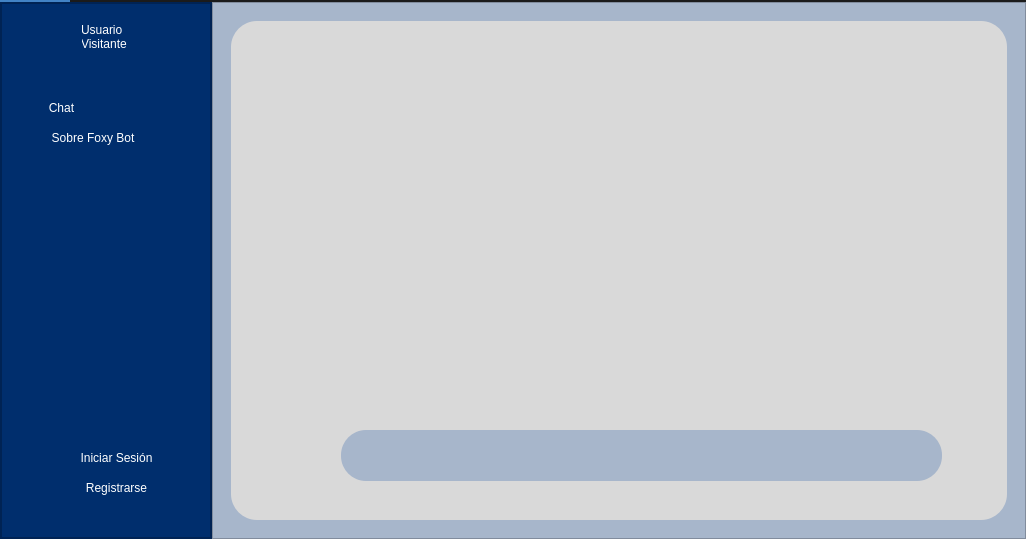
First picture: the form in ventanas/VentanaVisitante.ui, repository Lomeli89/FoxyBotApp1.0, before the edit.
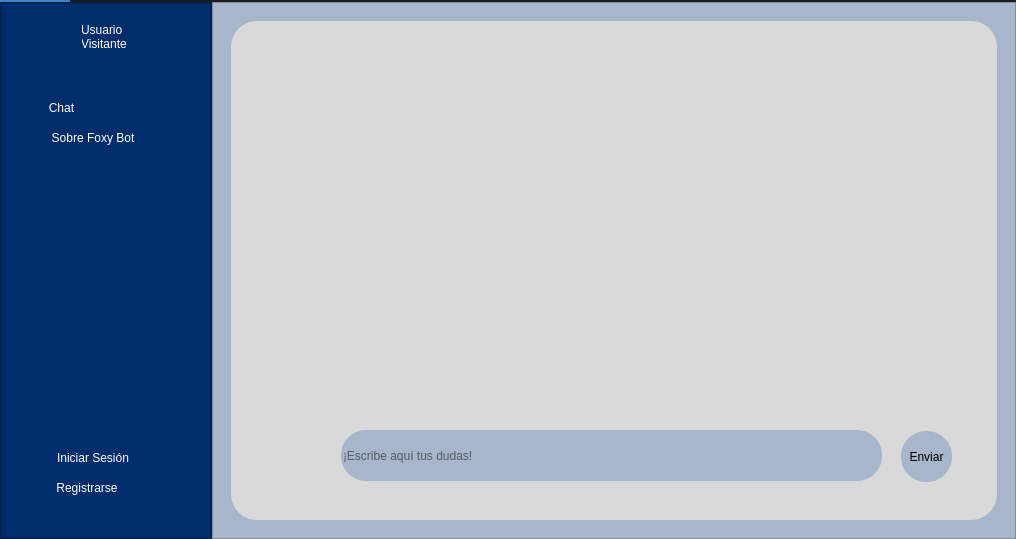
Second picture: the form after the edit. Icons and pictures are not drawn.

Patch:
```diff
--- a/ventanas/VentanaVisitante.ui
+++ b/ventanas/VentanaVisitante.ui
@@ -6,7 +6,7 @@
    <rect>
     <x>0</x>
     <y>0</y>
-    <width>1026</width>
+    <width>1016</width>
     <height>539</height>
    </rect>
   </property>
@@ -288,7 +288,7 @@
               <string notr="true">QPushButton {
 	font: 9pt &quot;Calibri&quot;;
 	color: rgb(255, 255, 255);
-	
+	padding-left:-47px;
 	background-color: rgb(0, 46, 109);
 	border: 0px solid;
 	border-radius:15px;
@@ -330,7 +330,7 @@
               <string notr="true">QPushButton {
 	font: 9pt &quot;Calibri&quot;;
 	color: rgb(255, 255, 255);
-	
+	padding-left:-59px;
 	background-color: rgb(0, 46, 109);
 	border: 0px solid;
 	border-radius:15px;
@@ -467,7 +467,7 @@
                   <rect>
                    <x>10</x>
                    <y>400</y>
-                   <width>721</width>
+                   <width>731</width>
                    <height>71</height>
                   </rect>
                  </property>
@@ -491,7 +491,7 @@
                    <rect>
                     <x>100</x>
                     <y>9</y>
-                    <width>601</width>
+                    <width>541</width>
                     <height>51</height>
                    </rect>
                   </property>
@@ -508,19 +508,53 @@
 	border-color: rgb(0, 46, 109);
 }</string>
                   </property>
+                  <property name="placeholderText">
+                   <string>¡Escribe aquí tus dudas!</string>
+                  </property>
                  </widget>
-                 <widget class="QLabel" name="label_5">
+                 <widget class="QPushButton" name="pushButton">
                   <property name="geometry">
                    <rect>
-                    <x>10</x>
-                    <y>20</y>
+                    <x>660</x>
+                    <y>10</y>
                     <width>51</width>
-                    <height>41</height>
+                    <height>51</height>
+                   </rect>
+                  </property>
+                  <property name="cursor">
+                   <cursorShape>PointingHandCursor</cursorShape>
+                  </property>
+                  <property name="styleSheet">
+                   <string notr="true">QPushButton{
+	background-color: rgb(167, 182, 203);
+	padding-top:1px;
+	border-radius:25px;
+	border-color: rgb(0, 46, 109);
+}
+
+QPushButton:hover {
+	background-color: rgb(93, 129, 163);
+}</string>
+                  </property>
+                  <property name="text">
+                   <string>Enviar</string>
+                  </property>
+                 </widget>
+                 <widget class="QLabel" name="label_5">
+                  <property name="geometry">
+                   <rect>
+                    <x>20</x>
+                    <y>10</y>
+                    <width>61</width>
+                    <height>51</height>
                    </rect>
                   </property>
                   <property name="contextMenuPolicy">
                    <enum>Qt::CustomContextMenu</enum>
                   </property>
+                  <property name="styleSheet">
+                   <string notr="true"/>
+                  </property>
                   <property name="text">
                    <string/>
                   </property>
```
Left out of the diff: 28 changed lines with no effect on the pictures.
